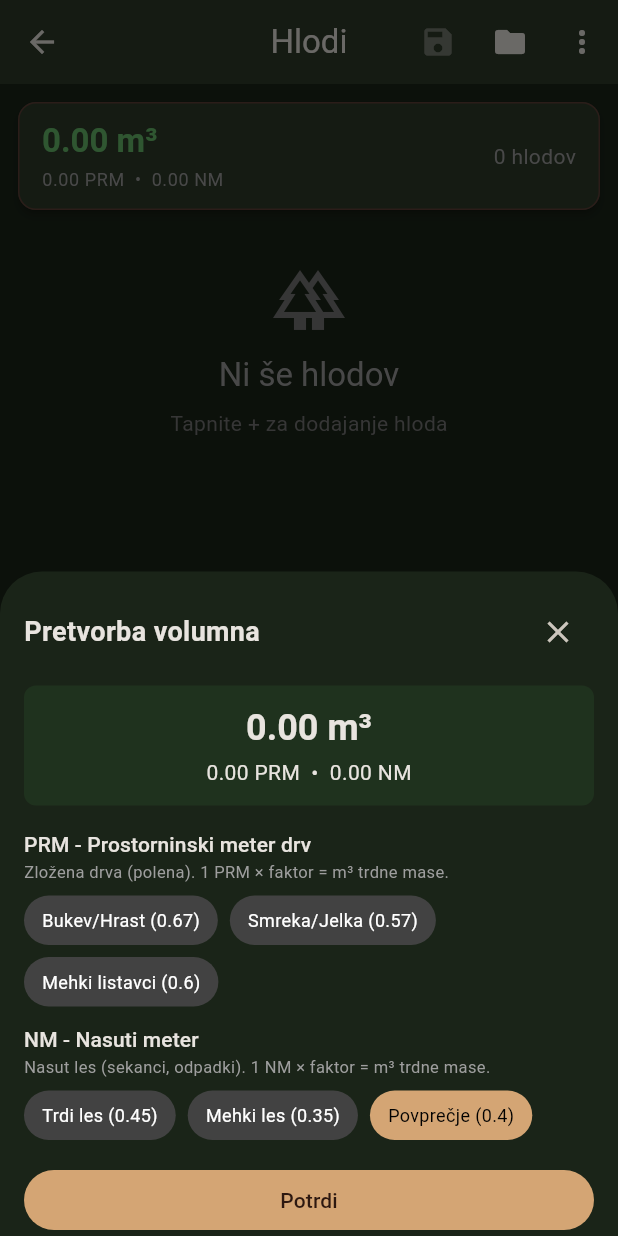
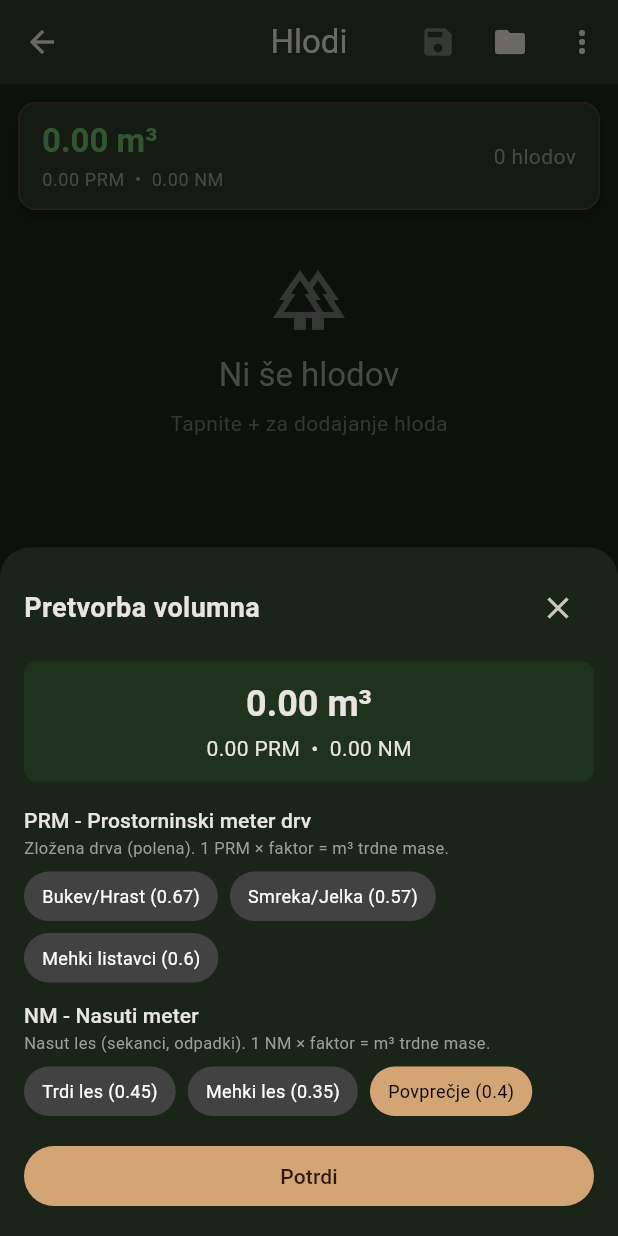
Before and after one commit to dz0ny/gozdar, a Flutter app: the LogsTab screen opened directly, after a tap on an icon or button, on a phone screen of 412 x 824 dp. Run offline on Flutter 3.47's test engine with Material 3 defaults, Android fonts, the phone set to English and light mode, and no system bars; our stand-ins replace file_picker, firebase_analytics, firebase_core, firebase_crashlytics, flutter_compass, flutter_map and 6 more; missing offline and left inert: excel, flutter_geokit, flutter_map_tile_caching, ota_update, proj4dart; accounts and stored records are empty; generated files the repository leaves out were written again.

Commit message:
feat: Refactor bottom sheet UI components for improved layout and consistency

```diff
--- a/lib/screens/logs_tab.dart
+++ b/lib/screens/logs_tab.dart
@@ -20,7 +20,17 @@ class LogsTab extends StatelessWidget {
     showModalBottomSheet(
       context: context,
       isScrollControlled: true,
-      builder: (context) => ConversionSettingsSheet(
+      useRootNavigator: false,
+      builder: (context) => Container(
+        padding: EdgeInsets.only(
+          bottom: MediaQuery.of(context).viewInsets.bottom,
+        ),
+        decoration: BoxDecoration(
+          color: Theme.of(context).colorScheme.surface,
+          borderRadius: const BorderRadius.vertical(top: Radius.circular(20)),
+        ),
+        clipBehavior: Clip.antiAlias,
+        child: ConversionSettingsSheet(
           totalVolume: provider.totalVolume,
           prmFactor: provider.conversionFactors.prm,
           nmFactor: provider.conversionFactors.nm,
@@ -28,6 +38,7 @@ class LogsTab extends StatelessWidget {
             provider.setConversionFactors(prm, nm);
             AnalyticsService().logConversionSettingsChanged();
           },
+        ),
       ),
     );
   }
@@ -38,7 +49,17 @@ class LogsTab extends StatelessWidget {
     await showModalBottomSheet<void>(
       context: context,
       isScrollControlled: true,
-      builder: (context) => AddLogSheet(
+      useRootNavigator: false,
+      builder: (context) => Container(
+        padding: EdgeInsets.only(
+          bottom: MediaQuery.of(context).viewInsets.bottom,
+        ),
+        decoration: BoxDecoration(
+          color: Theme.of(context).colorScheme.surface,
+          borderRadius: const BorderRadius.vertical(top: Radius.circular(20)),
+        ),
+        clipBehavior: Clip.antiAlias,
+        child: AddLogSheet(
           onAdd: (entry) async {
             await provider.addLogEntry(entry);
             AnalyticsService().logLogAdded(
@@ -50,6 +71,7 @@ class LogsTab extends StatelessWidget {
               mapProvider.loadGeolocatedLogs();
             }
           },
+        ),
       ),
     );
   }
--- a/lib/widgets/conversion_settings_sheet.dart
+++ b/lib/widgets/conversion_settings_sheet.dart
@@ -32,19 +32,12 @@ class _ConversionSettingsSheetState extends State<ConversionSettingsSheet> {
 
   @override
   Widget build(BuildContext context) {
-    return SafeArea(
-      top: false,
-      child: Padding(
-        padding: EdgeInsets.only(
-          bottom: MediaQuery.of(context).viewInsets.bottom,
-          left: 16,
-          right: 16,
-          top: 16,
-        ),
-        child: Column(
-          mainAxisSize: MainAxisSize.min,
-          crossAxisAlignment: CrossAxisAlignment.start,
-          children: [
+    return Padding(
+      padding: const EdgeInsets.all(16),
+      child: Column(
+        mainAxisSize: MainAxisSize.min,
+        crossAxisAlignment: CrossAxisAlignment.start,
+        children: [
             Row(
               children: [
                 const Text(
@@ -134,8 +127,7 @@ class _ConversionSettingsSheetState extends State<ConversionSettingsSheet> {
             ),
           ],
         ),
-      ),
-    );
+      );
   }
 }
 
--- a/pubspec.yaml
+++ b/pubspec.yaml
@@ -16,7 +16,7 @@ publish_to: 'none' # Remove this line if you wish to publish to pub.dev
 # https://developer.apple.com/library/archive/documentation/General/Reference/InfoPlistKeyReference/Articles/CoreFoundationKeys.html
 # In Windows, build-name is used as the major, minor, and patch parts
 # of the product and file versions while build-number is used as the build suffix.
-version: 2025.1209.4+40
+version: 2025.1209.5+41
 
 environment:
   sdk: ^3.9.2
```
Also changed, not shown: lib/widgets/add_log_sheet.dart (+2 -10 lines), lib/widgets/notes_editor_sheet.dart (+7 -15 lines), lib/widgets/parcel_search_dialog.dart (+1 -7 lines), lib/widgets/save_batch_sheet.dart (+7 -15 lines). Lines whose indentation alone changed are shown as unchanged.
